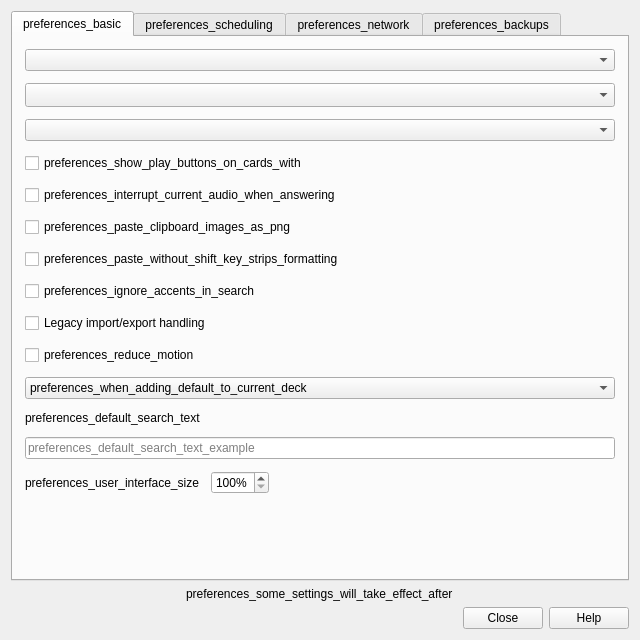
First picture: the form in qt/aqt/forms/preferences.ui, repository ankitects/anki, before the edit.
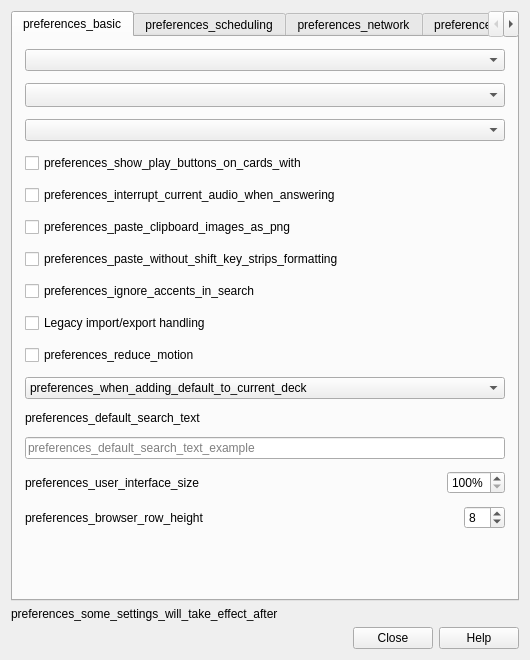
Second picture: the form after the edit.

Commit message: Add setting for browser row padding to preferences

What changed in the file:
```diff
--- a/qt/aqt/forms/preferences.ui
+++ b/qt/aqt/forms/preferences.ui
@@ -6,8 +6,8 @@
    <rect>
     <x>0</x>
     <y>0</y>
-    <width>640</width>
-    <height>640</height>
+    <width>530</width>
+    <height>660</height>
    </rect>
   </property>
   <property name="windowTitle">
@@ -150,6 +150,19 @@
            </property>
           </widget>
          </item>
+         <item>
+          <spacer name="horizontalSpacer_4">
+           <property name="orientation">
+            <enum>Qt::Horizontal</enum>
+           </property>
+           <property name="sizeHint" stdset="0">
+            <size>
+             <width>40</width>
+             <height>20</height>
+            </size>
+           </property>
+          </spacer>
+         </item>
          <item>
           <widget class="QSpinBox" name="uiScale">
            <property name="suffix">
@@ -166,8 +179,22 @@
            </property>
           </widget>
          </item>
+        </layout>
+       </item>
+       <item>
+        <layout class="QHBoxLayout" name="horizontalLayout_2">
          <item>
-          <spacer name="horizontalSpacer_4">
+          <widget class="QLabel" name="label">
+           <property name="toolTip">
+            <string>preferences_browser_row_height_tooltip</string>
+           </property>
+           <property name="text">
+            <string>preferences_browser_row_height</string>
+           </property>
+          </widget>
+         </item>
+         <item>
+          <spacer name="horizontalSpacer">
            <property name="orientation">
             <enum>Qt::Horizontal</enum>
            </property>
@@ -179,6 +206,19 @@
            </property>
           </spacer>
          </item>
+         <item>
+          <widget class="QSpinBox" name="bRowHeight">
+           <property name="minimum">
+            <number>6</number>
+           </property>
+           <property name="maximum">
+            <number>18</number>
+           </property>
+           <property name="value">
+            <number>8</number>
+           </property>
+          </widget>
+         </item>
         </layout>
        </item>
        <item>
@@ -666,7 +706,7 @@
      </widget>
     </widget>
    </item>
-   <item alignment="Qt::AlignCenter">
+   <item>
     <widget class="QLabel" name="label_21">
      <property name="text">
       <string>preferences_some_settings_will_take_effect_after</string>
```
Left out of the diff: 1 changed line with no effect on the pictures. The commit also changes 4 other files.
